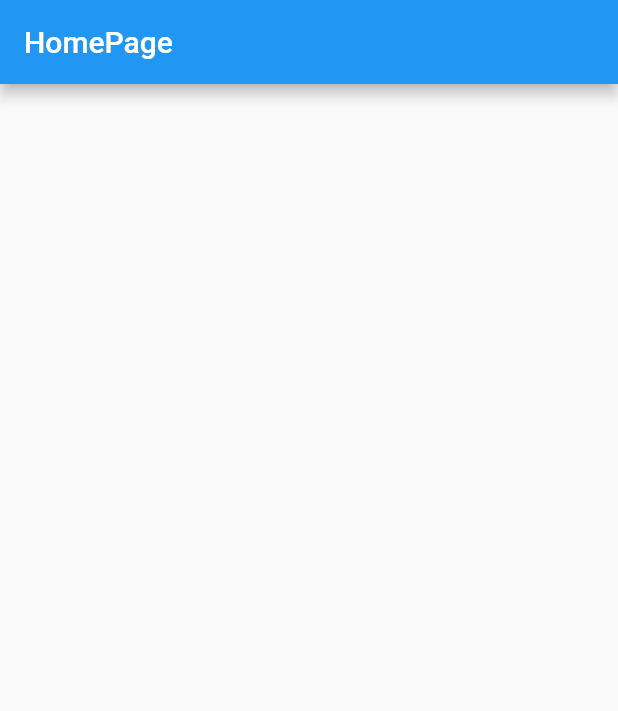
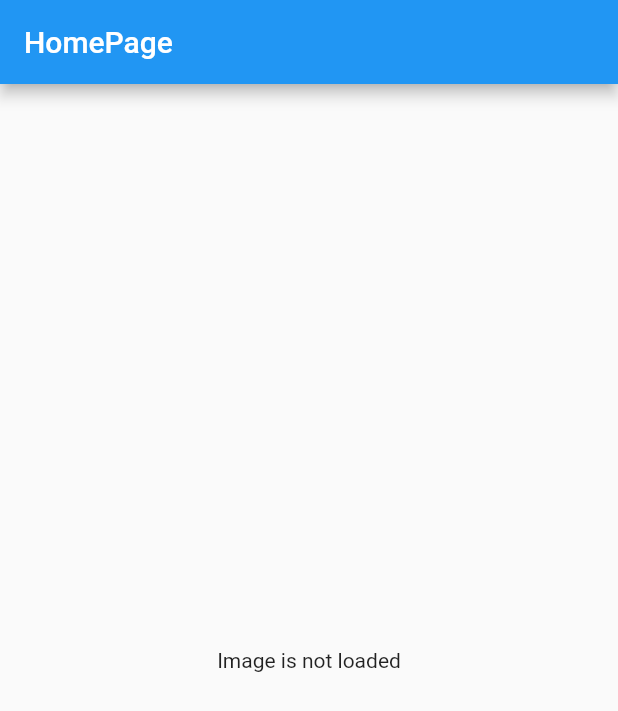
Before and after one commit to alceil/profileimage, a Flutter app: the screen it shows after launch, on a phone screen of 412 x 824 dp. Shown: the top 711 px of the screen. Run offline on Flutter 3.47's test engine with Material 2 defaults, Android fonts, the phone set to English and light mode, and no system bars; our stand-ins replace image_picker.

Commit message:
added body

```diff
--- a/lib/main.dart
+++ b/lib/main.dart
@@ -27,6 +27,9 @@ class _MyHomePageState extends State<MyHomePage> {
       appBar: AppBar(
         title: Text('HomePage'),
       ),
+      body: Center(
+        child:_image==null?Text('Image is not loaded'):Image.file(_image),
+      ),
 
     );
   }
```
